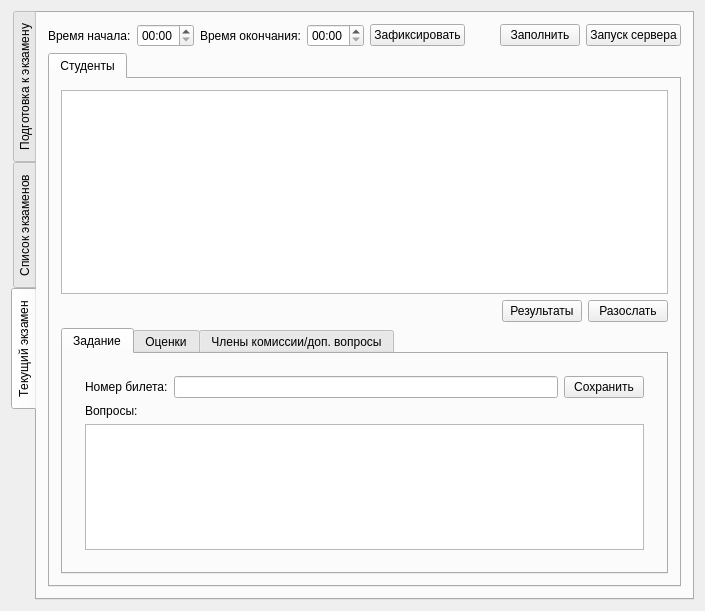
Above: mainwindow.ui from xjohncz/chsuass before the change. Below: the same form after it.
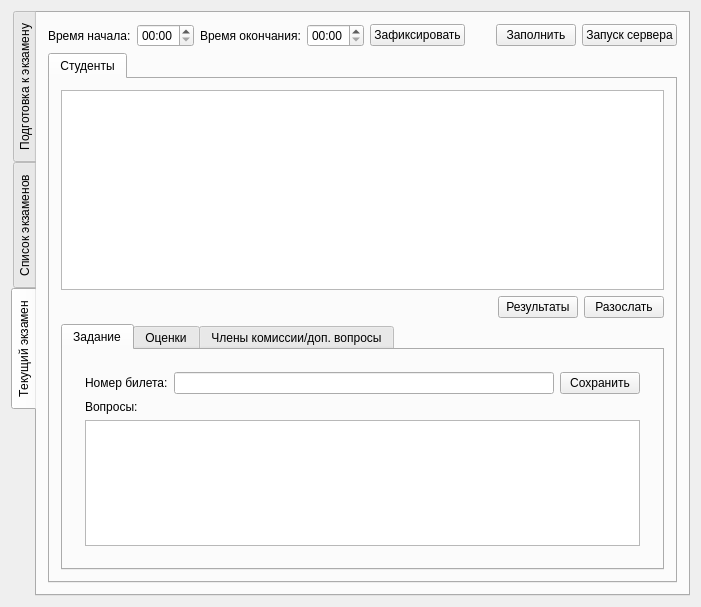
That is the form after the change. The open tabs and pages were chosen to show the change.

What changed in the file:
```diff
--- a/mainwindow.ui
+++ b/mainwindow.ui
@@ -6,8 +6,8 @@
    <rect>
     <x>0</x>
     <y>0</y>
-    <width>705</width>
-    <height>611</height>
+    <width>701</width>
+    <height>607</height>
    </rect>
   </property>
   <property name="windowTitle">
```
Left out of the diff: 2 changed lines with no effect on the pictures.
